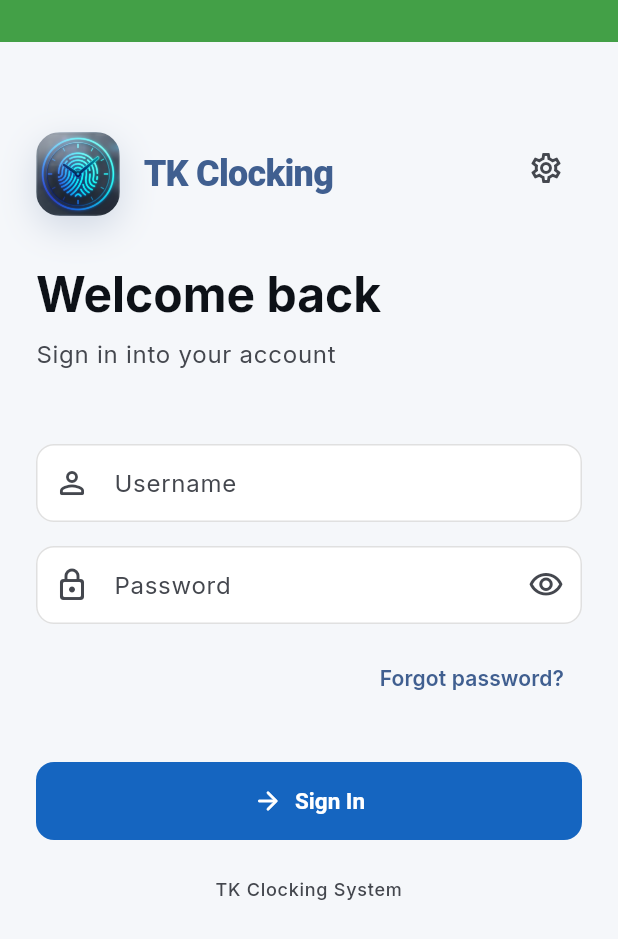
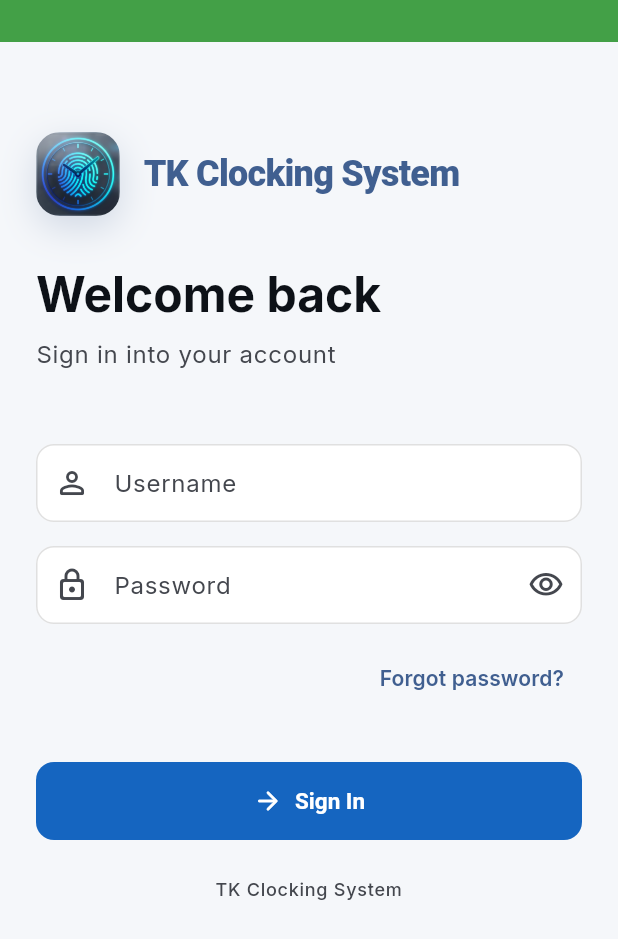
Before and after one commit to kwakutheo/TK-Clocking-System, a Flutter app: the screen it shows after launch, on a phone screen of 412 x 824 dp. Shown: the top 939 px of the screen. Run offline on Flutter 3.47's test engine with Material 3 defaults, Android fonts, the phone set to English and light mode, and no system bars; our stand-ins replace connectivity_plus, dartz, dio, equatable, flutter_bloc, flutter_local_notifications and 12 more; missing offline and left inert: local_auth_android, local_auth_darwin, mobile_scanner; accounts and stored records are empty.

Commit message:
feat: implement employee login page with BLoC authentication and password reset flow

```diff
--- a/lib/features/auth/presentation/pages/login_page.dart
+++ b/lib/features/auth/presentation/pages/login_page.dart
@@ -116,10 +116,6 @@ class _LoginPageState extends State<LoginPage> {
       crossAxisAlignment: CrossAxisAlignment.start,
       children: [
         Row(
-          mainAxisAlignment: MainAxisAlignment.spaceBetween,
-          crossAxisAlignment: CrossAxisAlignment.start,
-          children: [
-            Row(
           children: [
             Container(
               width: 56,
@@ -144,19 +140,12 @@ class _LoginPageState extends State<LoginPage> {
             ),
             const SizedBox(width: 16),
             Text(
-                  'TK Clocking',
+              'TK Clocking System',
               style: theme.textTheme.headlineSmall?.copyWith(
                 fontWeight: FontWeight.w800,
                 color: colorScheme.primary,
                 letterSpacing: -0.5,
               ),
-                ),
-              ],
-            ),
-            IconButton(
-              icon: const Icon(Icons.settings_outlined),
-              onPressed: () => _showServerConfigDialog(context),
-              tooltip: 'Configure Server IP',
             ),
           ],
         ),
```
Lines whose indentation alone changed are shown as unchanged.
